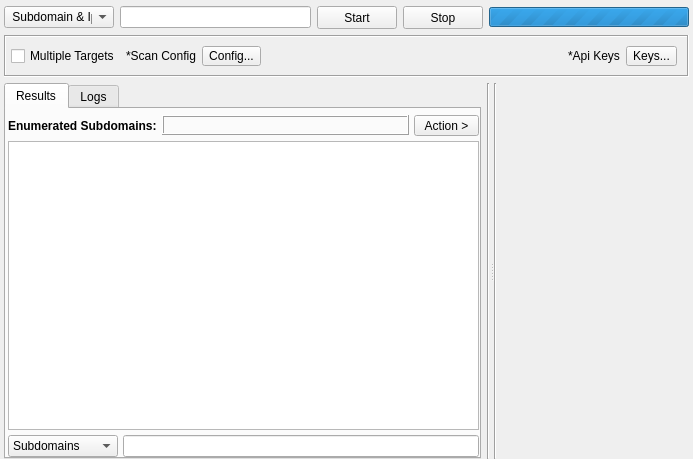
The window that gui/src/engines/Osint.ui (3nock/OTE) describes before a commit, drawn with Qt 5.
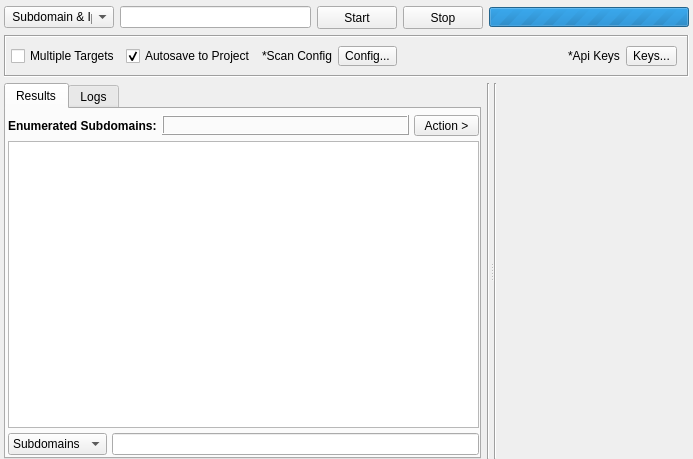
The same window after the commit. Custom widgets are drawn as their Qt base class.

Commit message: refining the osint modules...

```diff
--- a/gui/src/engines/Osint.ui
+++ b/gui/src/engines/Osint.ui
@@ -217,6 +217,16 @@
         </property>
        </widget>
       </item>
+      <item>
+       <widget class="QCheckBox" name="checkBox">
+        <property name="text">
+         <string>Autosave to Project</string>
+        </property>
+        <property name="checked">
+         <bool>true</bool>
+        </property>
+       </widget>
+      </item>
       <item>
        <widget class="QLabel" name="label">
         <property name="text">
@@ -317,7 +327,7 @@
             <number>0</number>
            </property>
            <property name="bottomMargin">
-            <number>0</number>
+            <number>2</number>
            </property>
            <item>
             <layout class="QHBoxLayout" name="horizontalLayout_5">
@@ -511,7 +521,7 @@
               <widget class="QComboBox" name="comboBoxFilter">
                <property name="minimumSize">
                 <size>
-                 <width>110</width>
+                 <width>90</width>
                  <height>0</height>
                 </size>
                </property>
```
Left out of the diff: 5 changed lines with no effect on the pictures. The commit also changes 87 other files.
